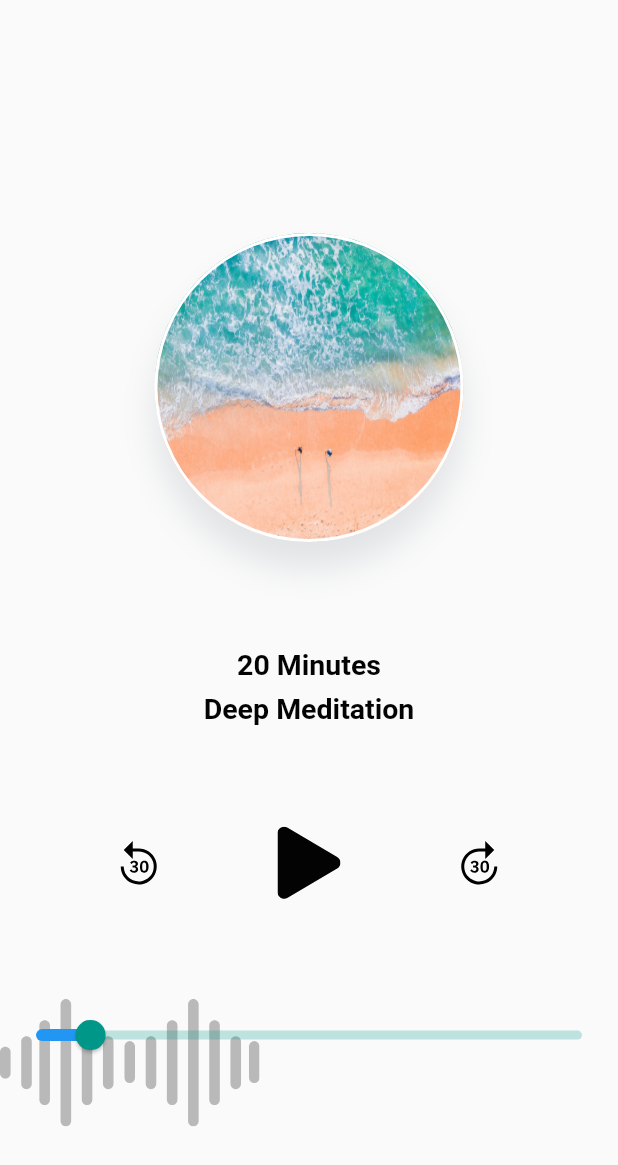
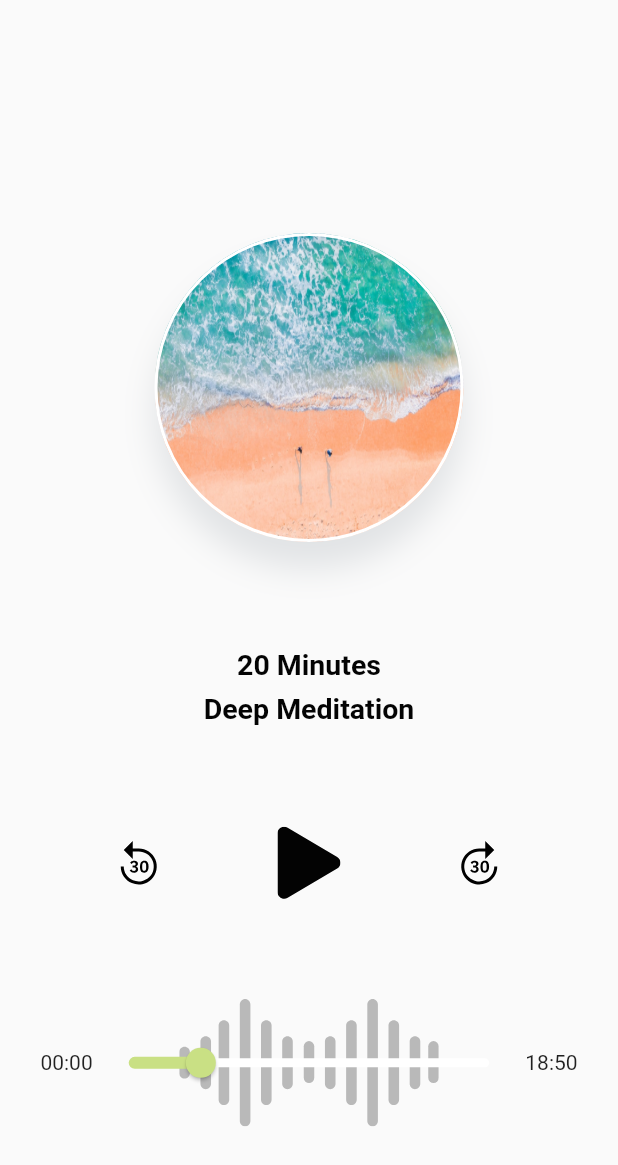
Before and after one commit to nevruzoglu/medita, a Flutter app: the DeepMeditationPlayer screen opened directly, on a phone screen of 412 x 824 dp. Shown: the top 1165 px of the screen. Run offline on Flutter 3.47's test engine with Material 2 defaults, Android fonts, the phone set to English and light mode, and no system bars; our stand-ins replace flutter_svg; missing offline and left inert: custom_navigator.

Commit message:
final screen done

```diff
--- a/lib/main.dart
+++ b/lib/main.dart
@@ -2,7 +2,6 @@ import 'package:custom_navigator/custom_scaffold.dart';
 import 'package:flutter/material.dart';
 import 'package:flutter_svg/svg.dart';
 import 'package:medita_app/screens/happymind_screen/happymind_screen.dart';
-import 'package:medita_app/screens/meditation_screen/deepmeditation_payer.dart';
 import 'package:medita_app/screens/meditation_screen/meditation_screen.dart';
 import 'package:medita_app/screens/relaxation/relaxation_screen.dart';
 
--- a/lib/screens/meditation_screen/deepmeditation_payer.dart
+++ b/lib/screens/meditation_screen/deepmeditation_payer.dart
@@ -12,10 +12,17 @@ class DeepMeditationPlayer extends StatefulWidget {
 }
 
 class _DeepMeditationPlayerState extends State<DeepMeditationPlayer> {
+  var duration = 20.0;
+
+  updateSlider({newDuration}) {
+    setState(() {
+      duration = newDuration;
+    });
+  }
+
   @override
   Widget build(BuildContext context) {
     ScreenSize().init(context);
-    var duration = 10.0;
 
     return Scaffold(
       body: Center(
@@ -57,20 +64,35 @@ class _DeepMeditationPlayerState extends State<DeepMeditationPlayer> {
               ),
               SizedBox(height: ScreenSize.height * .08),
               Stack(
+                alignment: Alignment.center,
                 children: <Widget>[
                   SvgPicture.asset("lib/assets/images/waves.svg"),
-                  SliderTheme(
+                  Row(
+                    mainAxisAlignment: MainAxisAlignment.center,
+                    children: <Widget>[
+                      Text("00:00"),
+                      Container(
+                        width: ScreenSize.width * .7,
+                        child: SliderTheme(
                           data: SliderThemeData(
-                        trackHeight: 6, activeTrackColor: Colors.blue),
+                              trackHeight: 6,
+                              activeTrackColor: Color(0xffC9E084),
+                              inactiveTrackColor: Colors.white,
+                              thumbColor: Color(0xffC9E084),
+                              thumbShape: RoundSliderThumbShape(
+                                  enabledThumbRadius: 10,
+                                  disabledThumbRadius: 10)),
                           child: Slider(
                               value: duration,
                               min: 0,
                               max: 100,
                               onChanged: (newDuration) {
-                          setState(() {
-                            duration = newDuration;
-                          });
+                                updateSlider(newDuration: newDuration);
                               }),
+                        ),
+                      ),
+                      Text("18:50")
+                    ],
                   )
                 ],
               )
```
Also changed, not shown: lib/main_yedek.dart (+54 -33 lines). Lines whose indentation alone changed are shown as unchanged.
